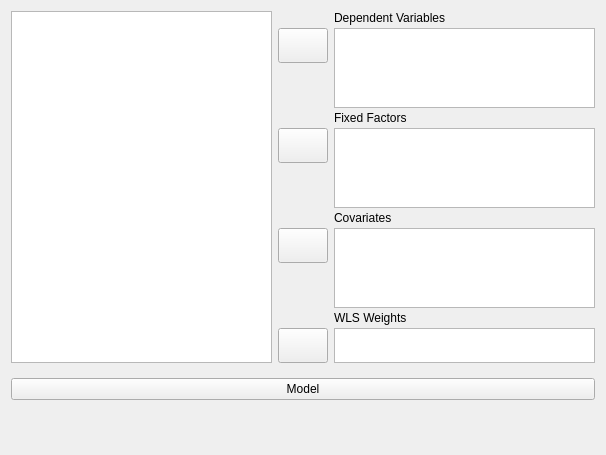
Old version of the form JASP-Desktop/analysisforms/ancovamultivariateform.ui in the repository jasp-stats/jasp-desktop; both pictures show x 0 to 606 and y 0 to 455 of the 606 by 726 pixel window.
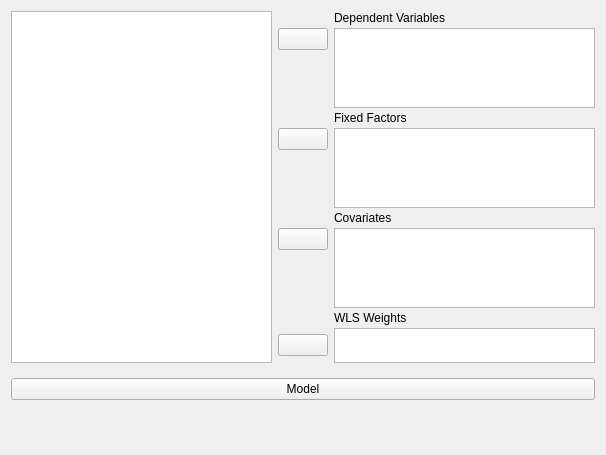
New version of the form. Custom widgets are drawn as their Qt base class.

Patch:
```diff
--- a/JASP-Desktop/analysisforms/ancovamultivariateform.ui
+++ b/JASP-Desktop/analysisforms/ancovamultivariateform.ui
@@ -94,13 +94,13 @@
         <property name="minimumSize">
          <size>
           <width>50</width>
-          <height>35</height>
+          <height>0</height>
          </size>
         </property>
         <property name="maximumSize">
          <size>
           <width>50</width>
-          <height>35</height>
+          <height>16777215</height>
          </size>
         </property>
         <property name="text">
@@ -169,13 +169,13 @@
         <property name="minimumSize">
          <size>
           <width>50</width>
-          <height>35</height>
+          <height>0</height>
          </size>
         </property>
         <property name="maximumSize">
          <size>
           <width>50</width>
-          <height>35</height>
+          <height>16777215</height>
          </size>
         </property>
         <property name="text">
@@ -232,13 +232,13 @@
         <property name="minimumSize">
          <size>
           <width>50</width>
-          <height>35</height>
+          <height>0</height>
          </size>
         </property>
         <property name="maximumSize">
          <size>
           <width>50</width>
-          <height>35</height>
+          <height>16777215</height>
          </size>
         </property>
         <property name="text">
@@ -295,13 +295,13 @@
         <property name="minimumSize">
          <size>
           <width>50</width>
-          <height>35</height>
+          <height>0</height>
          </size>
         </property>
         <property name="maximumSize">
          <size>
           <width>50</width>
-          <height>35</height>
+          <height>16777215</height>
          </size>
         </property>
         <property name="text">
```
